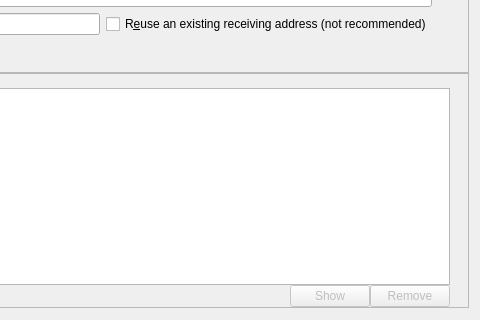
odrowonz/atbcoin-insight, file src/qt/forms/receivecoinsdialog.ui: the form before one commit; both pictures show x 520 to 1000 and y 84 to 404 of the 1000 by 404 pixel window.
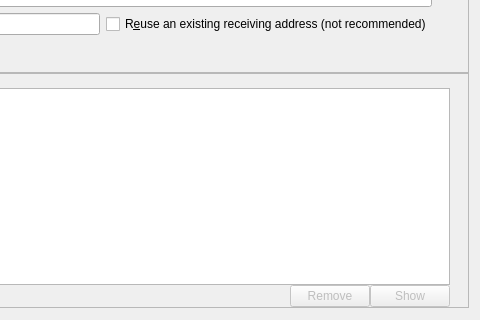
The form after the commit. Icons and pictures are not drawn. Custom widgets are drawn as their Qt base class.

```diff
--- a/src/qt/forms/receivecoinsdialog.ui
+++ b/src/qt/forms/receivecoinsdialog.ui
@@ -312,6 +312,26 @@
           </property>
          </spacer>
         </item>
+        <item>
+         <widget class="QPushButton" name="removeRequestButton">
+          <property name="enabled">
+           <bool>false</bool>
+          </property>
+          <property name="toolTip">
+           <string>Remove the selected entries from the list</string>
+          </property>
+          <property name="text">
+           <string>Remove</string>
+          </property>
+          <property name="icon">
+           <iconset resource="../bitcoin.qrc">
+            <normaloff>:/icons/remove</normaloff>:/icons/remove</iconset>
+          </property>
+          <property name="autoDefault">
+           <bool>false</bool>
+          </property>
+         </widget>
+        </item>
         <item>
          <widget class="QPushButton" name="showRequestButton">
           <property name="enabled">
@@ -338,26 +358,6 @@
           </property>
          </widget>
         </item>
-        <item>
-         <widget class="QPushButton" name="removeRequestButton">
-          <property name="enabled">
-           <bool>false</bool>
-          </property>
-          <property name="toolTip">
-           <string>Remove the selected entries from the list</string>
-          </property>
-          <property name="text">
-           <string>Remove</string>
-          </property>
-          <property name="icon">
-           <iconset resource="../bitcoin.qrc">
-            <normaloff>:/icons/remove</normaloff>:/icons/remove</iconset>
-          </property>
-          <property name="autoDefault">
-           <bool>false</bool>
-          </property>
-         </widget>
-        </item>
        </layout>
       </item>
      </layout>
```
Left out of the diff: 4 changed lines with no effect on the pictures.
